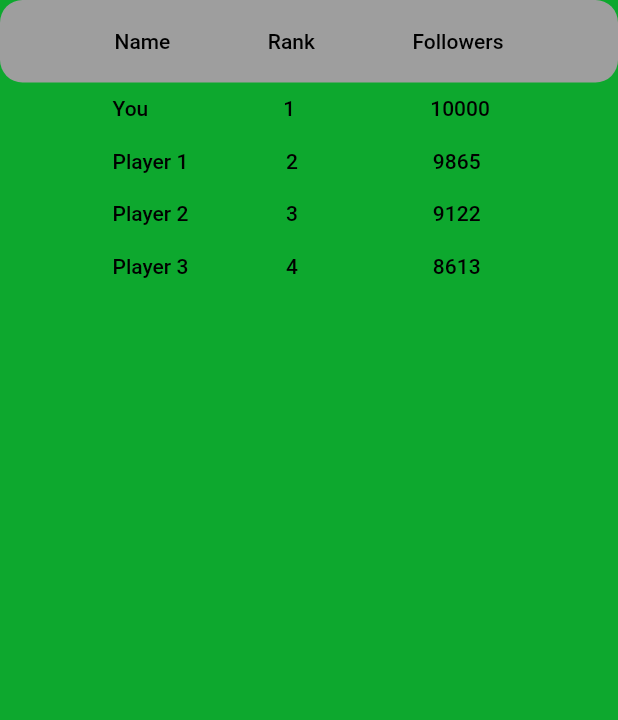
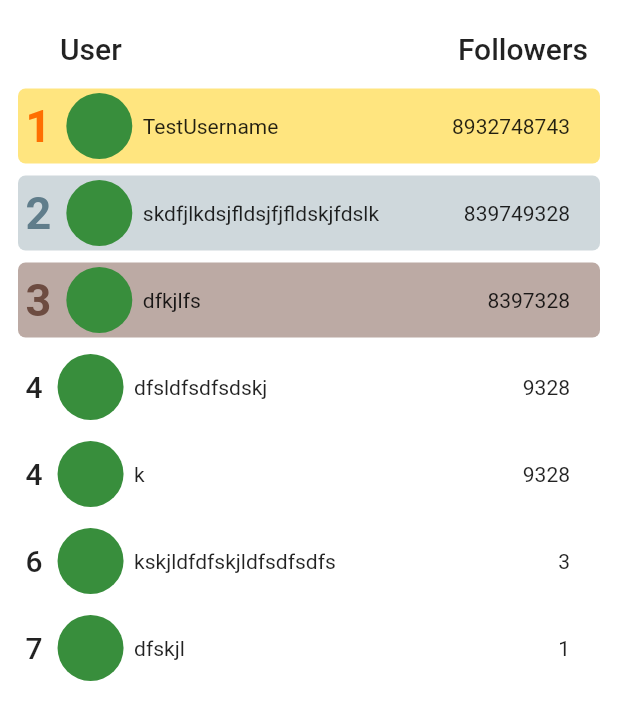
Before and after one commit to Software-Development-2022-2023/community-connect, a Flutter app: the LeaderboardScreen screen opened directly, on a phone screen of 412 x 824 dp. Shown: the top 720 px of the screen. Run offline on Flutter 3.47's test engine with Material 2 defaults, Android fonts, the phone set to English and light mode, and no system bars; our stand-ins replace firebase_core, firebase_database, image_picker; accounts and stored records are empty; network calls fail.

Commit message:
feat(leaderboard): redesign leaderboard

```diff
--- a/lib/main.dart
+++ b/lib/main.dart
@@ -78,7 +78,7 @@ class _ModeNavigationState extends State<ModeNavigation> {
         );
         break;
       case 1: // Leaderboard.
-        screen = LeaderboardScreen();
+        screen = const LeaderboardScreen();
         break;
       case 2: // My Posts.
         // Probably just the normal posts screen but with only the user's posts.
--- a/lib/screens/leaderboard.dart
+++ b/lib/screens/leaderboard.dart
@@ -3,240 +3,125 @@ import 'package:flutter/material.dart';
 // TODO: Create a class named LeaderboardScreen or something.
 
 class LeaderboardScreen extends StatelessWidget {
+  const LeaderboardScreen({Key? key}) : super(key: key);
+
+  List<List<dynamic>> _getUsers() {
+    // TODO: Return an *ordered* list in the format [[badgeID, username, followers, rank]].
+    List<List<dynamic>> users = [
+      ["", "TestUsername", 8932748743],
+      ["", "skdfjlkdsjfldsjfjfldskjfdslk", 839749328],
+      ["", "dfkjlfs", 8397328],
+      ["", "dfsldfsdfsdskj", 9328],
+      ["", "k", 9328],
+      ["", "kskjldfdfskjldfsdfsdfs", 3],
+      ["", "dfskjl", 1],
+    ];
+
+    int rank = 0;
+    for (int i = 0; i < users.length; i++) {
+
+      if (i == 0 || users[i][2] != users[i-1][2]) {
+        rank = i + 1;
+      }
+      users[i].add(rank);
+    }
+
+    return users;
+  }
+
   @override
   Widget build(BuildContext context) {
-    return Container(
-      decoration: BoxDecoration(color: Color.fromARGB(255, 13, 168, 46)),
-      child: Scaffold(
+    List<List<dynamic>> users = _getUsers();
+
+    return Scaffold(
       backgroundColor: Colors.transparent,
-
-        ///appBar: AppBar(
-        ///backgroundColor: Colors.transparent,
-        ///elevation: 0.0,
-        ///leading: Icon(Icons.arrow_back_ios, color:Colors.green),
-        ///actions: [Icon(Icons.grid_view, color: Colors.green,),],
-        ///),
       body: Column(
         children: [
           Container(
-              height: 55,
-              decoration: BoxDecoration(
-                  borderRadius: BorderRadius.circular(15), color: Colors.grey),
+            height: 50,
             child: Padding(
-                padding: const EdgeInsets.symmetric(horizontal: 10),
+              padding: const EdgeInsets.only(right: 20.0, left: 40.0, top: 15.0),
               child: Row(
                 mainAxisAlignment: MainAxisAlignment.spaceAround,
                 children: [
-                    Row(
-                      children: [
+                  Expanded(
+                    child: Text(
+                      "User",
+                      style: Theme.of(context).textTheme.headline6,
+                    ),
+                  ),
+                  SizedBox(),
                   Text(
-                          'Name',
-                          style: TextStyle(
-                              color: Colors.black,
-                              fontWeight: FontWeight.w500,
-                              fontSize: 14),
-                        ),
-                        SizedBox(
-                          width: 65,
-                        ),
-                        Text(
-                          'Rank',
-                          style: TextStyle(
-                              color: Colors.black,
-                              fontWeight: FontWeight.w500,
-                              fontSize: 14),
-                        ),
-                        SizedBox(
-                          width: 65,
-                        ),
-                        Text(
-                          'Followers',
-                          style: TextStyle(
-                              color: Colors.black,
-                              fontWeight: FontWeight.w500,
-                              fontSize: 14),
-                        ),
-                      ],
+                    "Followers",
+                    style: Theme.of(context).textTheme.headline6,
                   ),
                 ],
               ),
             ),
           ),
+          Expanded(
+            child: Padding(
+              padding: const EdgeInsets.symmetric(horizontal: 12.0),
+              child: Column(
+                children: [
+                  Expanded(
+                    child: ListView.builder(
+                        padding: const EdgeInsets.symmetric(vertical: 5.0),
+                        itemCount: users.length,
+                        itemBuilder: (BuildContext context, int index) {
+                          int rank = users[index][3];
+                          return Padding(
+                            padding: const EdgeInsets.symmetric(vertical: 4.0),
+                            child: Container(
+                              decoration: rank > 3 ? null : BoxDecoration(
+                                  borderRadius: BorderRadius.circular(5), color: (rank == 1) ? Colors.amberAccent[100] :
+                              (rank == 2) ? Colors.blueGrey[100] :
+                              Colors.brown[200]
+                              ),
+                              height: 50,
+                              child: Row(
+                                mainAxisAlignment: MainAxisAlignment.center,
+                                children: [
+                                  SizedBox(width: 5,),
                                   Container(
-              height: 35,
-              child: Padding(
-                padding: const EdgeInsets.symmetric(horizontal: 10),
+                                    child: Text("$rank",
+                                      style: rank > 3 ? Theme.of(context).textTheme.headline6 :
+                                      TextStyle(fontSize: 30, fontWeight: FontWeight.bold,
+                                          color: (rank == 1) ? Colors.amber[900] :
+                                          (rank == 2) ? Colors.blueGrey[500] :
+                                          Colors.brown[600]
+                                      ),
+                                    ),
+                                  ),
+                                  SizedBox(width: 10,),
+                                  Expanded(
                                     child: Row(
-                  mainAxisAlignment: MainAxisAlignment.spaceBetween,
+                                      mainAxisAlignment: MainAxisAlignment.start,
                                       children: [
-                    Row(children: [
-                      SizedBox(
-                        width: 65,
+                                        CircleAvatar(
+                                          radius: 22,
+                                          backgroundImage: null, // TODO. User users[index][0].
                                         ),
-                      Text(
-                        'You',
-                        style: TextStyle(
-                            color: Colors.black,
-                            fontWeight: FontWeight.w500,
-                            fontSize: 14),
-                      ),
-                      SizedBox(
-                        width: 90,
-                      ),
-                      Text(
-                        '1',
-                        style: TextStyle(
-                            color: Colors.black,
-                            fontWeight: FontWeight.w500,
-                            fontSize: 14),
-                      ),
-                      SizedBox(
-                        width: 90,
-                      ),
-                      Text(
-                        '10000',
-                        style: TextStyle(
-                            color: Colors.black,
-                            fontWeight: FontWeight.w500,
-                            fontSize: 14),
-                      ),
-                    ]),
+                                        SizedBox(width: 7,),
+                                        Text(users[index][1]),
                                       ],
                                     ),
                                   ),
-            ),
-            Container(
-              height: 35,
-              child: Padding(
-                padding: const EdgeInsets.symmetric(horizontal: 10),
-                child: Row(
-                  mainAxisAlignment: MainAxisAlignment.spaceBetween,
-                  children: [
-                    Row(children: [
-                      SizedBox(
-                        width: 65,
-                      ),
-                      Text(
-                        'Player 1',
-                        style: TextStyle(
-                            color: Colors.black,
-                            fontWeight: FontWeight.w500,
-                            fontSize: 14),
-                      ),
-                      SizedBox(
-                        width: 65,
-                      ),
-                      Text(
-                        '2',
-                        style: TextStyle(
-                            color: Colors.black,
-                            fontWeight: FontWeight.w500,
-                            fontSize: 14),
-                      ),
-                      SizedBox(
-                        width: 90,
-                      ),
-                      Text(
-                        '9865',
-                        style: TextStyle(
-                            color: Colors.black,
-                            fontWeight: FontWeight.w500,
-                            fontSize: 14),
-                      ),
-                    ]),
+                                  Text("${users[index][2]}"),
+                                  SizedBox(width: 20,),
                                 ],
                               ),
                             ),
-            ),
-            Container(
-              height: 35,
-              child: Padding(
-                padding: const EdgeInsets.symmetric(horizontal: 10),
-                child: Row(
-                  mainAxisAlignment: MainAxisAlignment.spaceBetween,
-                  children: [
-                    Row(children: [
-                      SizedBox(
-                        width: 65,
-                      ),
-                      Text(
-                        'Player 2',
-                        style: TextStyle(
-                            color: Colors.black,
-                            fontWeight: FontWeight.w500,
-                            fontSize: 14),
-                      ),
-                      SizedBox(
-                        width: 65,
-                      ),
-                      Text(
-                        '3',
-                        style: TextStyle(
-                            color: Colors.black,
-                            fontWeight: FontWeight.w500,
-                            fontSize: 14),
-                      ),
-                      SizedBox(
-                        width: 90,
-                      ),
-                      Text(
-                        '9122',
-                        style: TextStyle(
-                            color: Colors.black,
-                            fontWeight: FontWeight.w500,
-                            fontSize: 14),
-                      ),
-                    ]),
-                  ],
+                          );
+                        }
                     ),
                   ),
-            ),
-            Container(
-              height: 35,
-              child: Padding(
-                padding: const EdgeInsets.symmetric(horizontal: 10),
-                child: Row(
-                  mainAxisAlignment: MainAxisAlignment.spaceBetween,
-                  children: [
-                    Row(children: [
-                      SizedBox(
-                        width: 65,
-                      ),
-                      Text(
-                        'Player 3',
-                        style: TextStyle(
-                            color: Colors.black,
-                            fontWeight: FontWeight.w500,
-                            fontSize: 14),
-                      ),
-                      SizedBox(
-                        width: 65,
-                      ),
-                      Text(
-                        '4',
-                        style: TextStyle(
-                            color: Colors.black,
-                            fontWeight: FontWeight.w500,
-                            fontSize: 14),
-                      ),
-                      SizedBox(
-                        width: 90,
-                      ),
-                      Text(
-                        '8613',
-                        style: TextStyle(
-                            color: Colors.black,
-                            fontWeight: FontWeight.w500,
-                            fontSize: 14),
-                      ),
-                    ]),
                 ],
               ),
             ),
           ),
         ],
       ),
-      ),
     );
   }
 }
```
Lines whose indentation alone changed are shown as unchanged.
